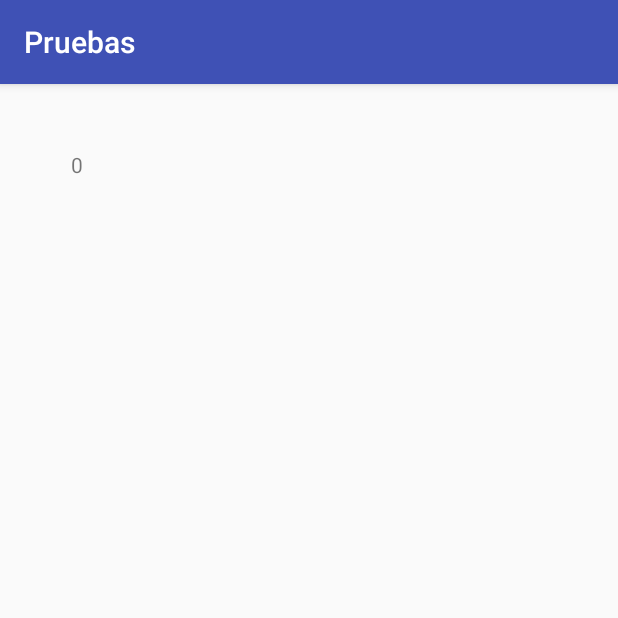
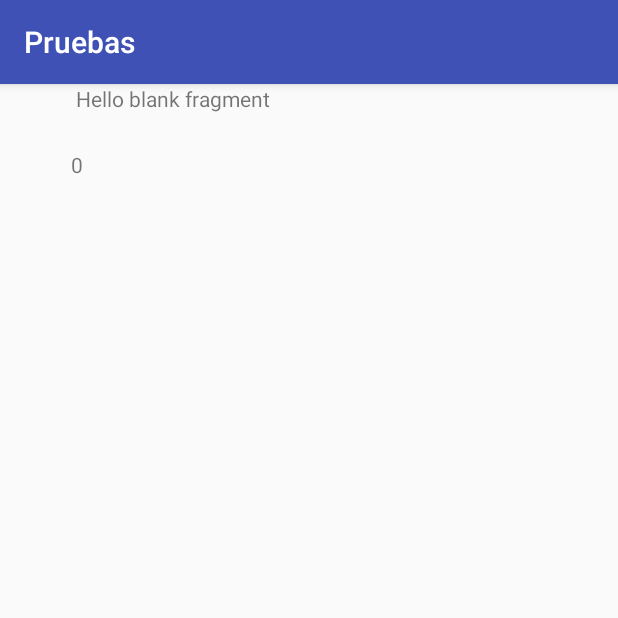
Before and after one commit to ldizbarros/Fragments, an Android app: the New screen opened directly, with no data from a screen before it, on a phone screen of 412 x 824 dp, the top half of it. Run offline under Robolectric (Android 15) with nearby library versions, the phone set to English and light mode, and no system bars.

Commit message:
Añadido el frmeLayout

```diff
--- a/app/src/main/java/com/dam18/project/pruebas/MainActivity.kt
+++ b/app/src/main/java/com/dam18/project/pruebas/MainActivity.kt
@@ -19,7 +19,7 @@ class MainActivity : AppCompatActivity() {
             if (savedInstanceState == null) {
                 supportFragmentManager
                         .beginTransaction()
-                        .add(R.id.fragment, Detalles.newInstance(), "Detalles")
+                        .add(R.id.fragmentH, Detalles.newInstance(), "Detalles")
                         .commit()
             }
         }
--- a/app/src/main/java/com/dam18/project/pruebas/New.kt
+++ b/app/src/main/java/com/dam18/project/pruebas/New.kt
@@ -13,5 +13,12 @@ class New : AppCompatActivity() {
 
         val valor = intent.getIntExtra("id",0)
         txtNew.setText(valor.toString())
+
+        if (savedInstanceState == null) {
+            supportFragmentManager
+                    .beginTransaction()
+                    .add(R.id.fragmentNew, Detalles.newInstance(), "Detalles")
+                    .commit()
+        }
     }
 }
--- a/app/src/main/res/layout/activity_new.xml
+++ b/app/src/main/res/layout/activity_new.xml
@@ -5,6 +5,16 @@
     android:layout_width="match_parent"
     android:layout_height="match_parent"
     tools:context=".New">
+
+    <FrameLayout
+        android:id="@+id/fragmentNew"
+        android:layout_width="341dp"
+        android:layout_height="346dp"
+        android:layout_marginEnd="20dp"
+        app:layout_constraintEnd_toEndOf="parent"
+        tools:layout_editor_absoluteY="169dp">
+
+    </FrameLayout>
 
     <TextView
         android:id="@+id/txtNew"
@@ -17,4 +27,5 @@
         app:layout_constraintStart_toStartOf="parent"
         app:layout_constraintTop_toTopOf="parent"
         app:layout_constraintVertical_bias="0.059" />
+
 </android.support.constraint.ConstraintLayout>
```
Also changed, not shown: app/src/main/res/layout-land/activity_main.xml (+12 -18 lines).
